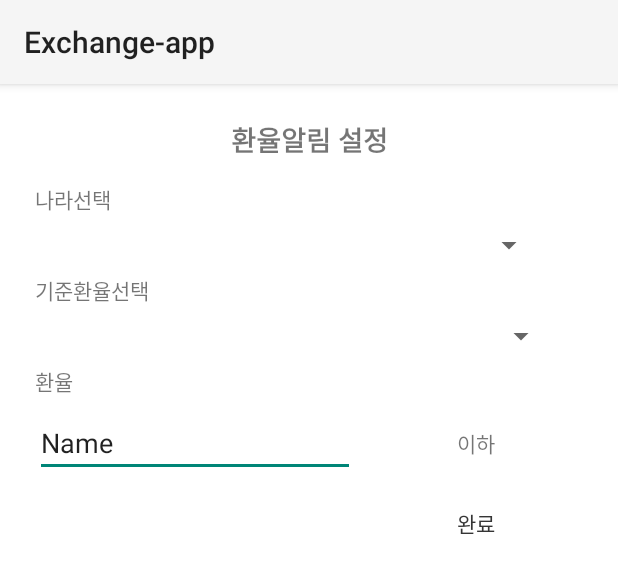
After one commit to soulduse/exchange-rate-app, an Android app: the layout dialog_notification.xml on its own in the app's theme, with its tools: preview values and no code run, on a phone screen of 412 x 824 dp. The commit adds this screen. Shown: the top 573 px of the screen. Run offline under Robolectric (Android 15) with nearby library versions, the phone set to English and light mode, and no system bars.

Commit message:
create Notification Dialog class

```diff
--- a/app/build.gradle
+++ b/app/build.gradle
@@ -5,7 +5,7 @@ android {
     buildToolsVersion '25.0.0'
     defaultConfig {
         applicationId "com.example.soul.exchange_app"
-        minSdkVersion 21
+        minSdkVersion 19
         targetSdkVersion 24
         versionCode 1
         versionName "1.0"
--- a/app/src/main/java/com/example/soul/exchange_app/activity/MainActivity.java
+++ b/app/src/main/java/com/example/soul/exchange_app/activity/MainActivity.java
@@ -20,6 +20,7 @@ import com.example.soul.exchange_app.manager.DataManager;
 import com.example.soul.exchange_app.model.ExchangeRate;
 import com.example.soul.exchange_app.paser.ExchangeParser;
 import com.example.soul.exchange_app.realm.RealmController;
+import com.example.soul.exchange_app.ui.CustomNotiDialog;
 import com.example.soul.exchange_app.util.NetworkUtil;
 
 import java.util.List;
@@ -131,6 +132,8 @@ public class MainActivity extends AppCompatActivity {
                 }else if(position == 2){
                     Snackbar.make(view, "Third Page!", Snackbar.LENGTH_LONG)
                             .setAction("Action", null).show();
+                    CustomNotiDialog notiDialog = CustomNotiDialog.newInstance();
+                    notiDialog.show(getSupportFragmentManager(), "dialog");
                 }
             }
         });
--- a/app/src/main/java/com/example/soul/exchange_app/activity/TwoFragment.java
+++ b/app/src/main/java/com/example/soul/exchange_app/activity/TwoFragment.java
@@ -24,6 +24,7 @@ import com.example.soul.exchange_app.model.CalcuCountries;
 import com.example.soul.exchange_app.model.ExchangeRate;
 import com.example.soul.exchange_app.paser.ExchangeInfo;
 import com.example.soul.exchange_app.realm.RealmController;
+import com.example.soul.exchange_app.ui.CountryDialog;
 import com.example.soul.exchange_app.util.MoneyUtil;
 
 import java.util.List;
@@ -43,7 +44,7 @@ public class TwoFragment  extends Fragment {
     private FragmentTwoBinding binding;
     private List<ExchangeRate> exchangeList;
     private double selectedPriceFirst, selectedPriceSecond;
-    private MyDialogFragment myDialogFragment;
+    private CountryDialog myDialogFragment;
     private int position;
     private int selectedPrice;
 
@@ -185,7 +186,7 @@ public class TwoFragment  extends Fragment {
     private void selectCountry(int position){
         Log.d(TAG, "selectCountry");
         this.position = position;
-        myDialogFragment = new MyDialogFragment(mListener);
+        myDialogFragment = new CountryDialog(mListener);
         myDialogFragment.show(getFragmentManager() ,"TAG");
     }
 
--- a/app/src/main/java/com/example/soul/exchange_app/activity/MyDialogFragment.java
+++ b/app/src/main/java/com/example/soul/exchange_app/ui/CountryDialog.java
@@ -1,4 +1,4 @@
-package com.example.soul.exchange_app.activity;
+package com.example.soul.exchange_app.ui;
 
 import android.app.AlertDialog;
 import android.app.Dialog;
@@ -25,14 +25,14 @@ import io.realm.Realm;
  * Created by soul on 2017. 5. 18..
  */
 
-public class MyDialogFragment extends DialogFragment {
+public class CountryDialog extends DialogFragment {
     private RecyclerView mRecyclerView;
     private DialogAdapter adapter;
     private Realm realm;
     private RealmController realmController;
     private DialogAdapter.OnItemClickListener mListener;
 
-    public MyDialogFragment(DialogAdapter.OnItemClickListener mListener){
+    public CountryDialog(DialogAdapter.OnItemClickListener mListener){
         this.mListener = mListener;
     }
 
--- /dev/null
+++ b/app/src/main/java/com/example/soul/exchange_app/ui/CustomNotiDialog.java
@@ -0,0 +1,52 @@
+package com.example.soul.exchange_app.ui;
+
+import android.os.Bundle;
+import android.support.v4.app.DialogFragment;
+import android.view.LayoutInflater;
+import android.view.View;
+import android.view.ViewGroup;
+import android.widget.Spinner;
+import android.widget.TextView;
+
+import com.example.soul.exchange_app.R;
+
+
+/**
+ * Created by soul on 2017. 6. 4..
+ */
+
+public class CustomNotiDialog extends DialogFragment {
+
+    private String title;
+
+    /**
+     * Create a new instance of CountryDialog, providing "num"
+     * as an argument.
+     */
+    public static CustomNotiDialog newInstance() {
+        return new CustomNotiDialog();
+    }
+
+    @Override
+    public void onCreate(Bundle savedInstanceState) {
+        super.onCreate(savedInstanceState);
+
+        // Pick a style based on the num.
+        int style = DialogFragment.STYLE_NORMAL, theme = 0;
+
+        setStyle(style, theme);
+    }
+
+    @Override
+    public View onCreateView(LayoutInflater inflater, ViewGroup container,
+                             Bundle savedInstanceState) {
+        View v = inflater.inflate(R.layout.dialog_notification, container, false);
+        Spinner countrySpinner = (Spinner) v.findViewById(R.id.spinner);
+        Spinner exchangeSpinner = (Spinner) v.findViewById(R.id.spinner2);
+        TextView aboveOrbelow = (TextView)v.findViewById(R.id.aboveOrbelowTxt);
+        TextView addBtn = (TextView)v.findViewById(R.id.)
+
+
+        return v;
+    }
+}
--- /dev/null
+++ b/app/src/main/res/layout/dialog_notification.xml
@@ -0,0 +1,131 @@
+<?xml version="1.0" encoding="utf-8"?>
+<android.support.constraint.ConstraintLayout xmlns:android="http://schemas.android.com/apk/res/android"
+    xmlns:app="http://schemas.android.com/apk/res-auto"
+    xmlns:tools="http://schemas.android.com/tools"
+    android:layout_width="match_parent"
+    android:layout_height="wrap_content"
+    android:padding="15dp"
+    android:background="#FFFFFF">
+
+    <TextView
+        android:id="@+id/title1"
+        android:layout_width="wrap_content"
+        android:layout_height="wrap_content"
+        android:ems="10"
+        android:inputType="textPersonName"
+        android:text="나라선택"
+        android:layout_marginTop="16dp"
+        android:layout_marginLeft="8dp"
+        app:layout_constraintLeft_toLeftOf="parent"
+        app:layout_constraintTop_toBottomOf="@+id/dialogTitle" />
+
+    <Spinner
+        android:id="@+id/spinner"
+        android:layout_width="348dp"
+        android:layout_height="wrap_content"
+        tools:layout_editor_absoluteX="8dp"
+        android:layout_marginTop="8dp"
+        app:layout_constraintTop_toBottomOf="@+id/title1" />
+
+    <TextView
+        android:id="@+id/title2"
+        android:layout_width="wrap_content"
+        android:layout_height="wrap_content"
+        android:ems="10"
+        android:inputType="textPersonName"
+        android:text="기준환율선택"
+        android:layout_marginTop="8dp"
+        app:layout_constraintTop_toBottomOf="@+id/spinner"
+        android:layout_marginLeft="8dp"
+        app:layout_constraintLeft_toLeftOf="parent" />
+
+    <Spinner
+        android:id="@+id/spinner2"
+        android:layout_width="348dp"
+        android:layout_height="wrap_content"
+        android:layout_marginTop="8dp"
+        app:layout_constraintTop_toBottomOf="@+id/title2"
+        android:layout_marginLeft="8dp"
+        app:layout_constraintLeft_toLeftOf="parent" />
+
+    <TextView
+        android:id="@+id/title3"
+        android:layout_width="wrap_content"
+        android:layout_height="wrap_content"
+        android:layout_marginLeft="8dp"
+        android:layout_marginTop="8dp"
+        android:ems="10"
+        android:inputType="textPersonName"
+        android:text="환율"
+        app:layout_constraintLeft_toLeftOf="parent"
+        app:layout_constraintTop_toBottomOf="@+id/spinner2" />
+
+    <EditText
+        android:id="@+id/editText4"
+        android:layout_width="wrap_content"
+        android:layout_height="wrap_content"
+        android:ems="10"
+        android:inputType="textPersonName"
+        android:text="Name"
+        android:layout_marginLeft="8dp"
+        app:layout_constraintLeft_toLeftOf="parent"
+        android:layout_marginTop="8dp"
+        app:layout_constraintTop_toBottomOf="@+id/title3" />
+
+    <TextView
+        android:id="@+id/aboveOrbelowTxt"
+        android:layout_width="wrap_content"
+        android:layout_height="wrap_content"
+        android:layout_marginLeft="8dp"
+        android:layout_marginRight="8dp"
+        android:text="이하"
+        app:layout_constraintLeft_toRightOf="@+id/editText4"
+        app:layout_constraintRight_toRightOf="parent"
+        app:layout_constraintHorizontal_bias="0.504"
+        app:layout_constraintBottom_toBottomOf="@+id/editText4"
+        android:layout_marginBottom="8dp"
+        app:layout_constraintTop_toTopOf="@+id/editText4"
+        android:layout_marginTop="8dp" />
+
+    <TextView
+        android:id="@+id/submit_a"
+        android:layout_width="wrap_content"
+        android:layout_height="wrap_content"
+        android:layout_marginTop="32dp"
+        android:text="완료"
+        app:layout_constraintTop_toBottomOf="@+id/aboveOrbelowTxt"
+        android:layout_marginLeft="0dp"
+        app:layout_constraintLeft_toLeftOf="@+id/aboveOrbelowTxt"
+        app:layout_constraintBottom_toBottomOf="parent"
+        android:layout_marginBottom="16dp"
+        app:layout_constraintVertical_bias="0.514" />
+
+    <TextView
+        android:id="@+id/dialogTitle"
+        android:layout_width="wrap_content"
+        android:layout_height="wrap_content"
+        android:text="환율알림 설정"
+        android:textSize="18dp"
+        android:textStyle="bold"
+        app:layout_constraintTop_toTopOf="parent"
+        android:layout_marginTop="8dp"
+        android:layout_marginLeft="8dp"
+        app:layout_constraintLeft_toLeftOf="parent"
+        android:layout_marginRight="8dp"
+        app:layout_constraintRight_toRightOf="parent" />
+
+    <TextView
+        android:id="@+id/textView2"
+        android:layout_width="wrap_content"
+        android:layout_height="wrap_content"
+        android:layout_marginTop="32dp"
+        android:text="완료"
+        app:layout_constraintTop_toBottomOf="@+id/aboveOrbelowTxt"
+        android:layout_marginLeft="0dp"
+        app:layout_constraintLeft_toLeftOf="@+id/aboveOrbelowTxt"
+        app:layout_constraintBottom_toBottomOf="parent"
+        android:layout_marginBottom="16dp"
+        app:layout_constraintVertical_bias="0.514" />
+
+
+</android.support.constraint.ConstraintLayout>
```
